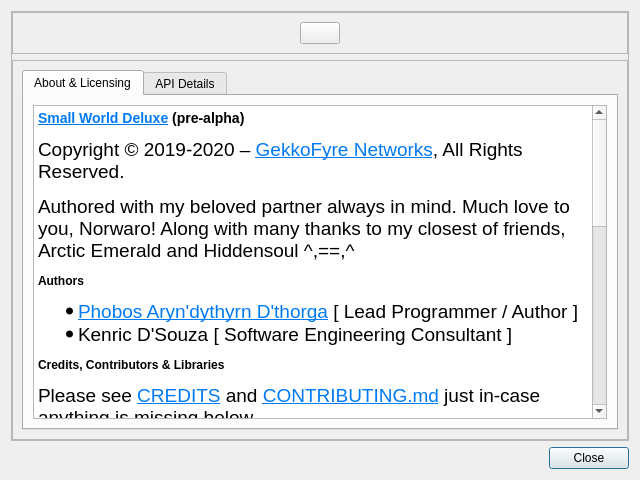
This is src/ui/aboutdialog.ui in GekkoFyre/small-world-deluxe as Qt 5 draws it before an edit. The edited form follows.
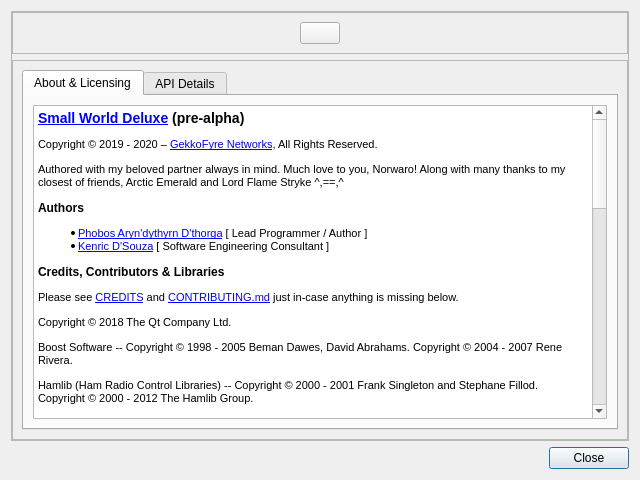
This is the edited form.

Commit message: * Done a major cleanup of the encoding and decoding classes relating to audio for Small World Deluxe. Now we can begin the re-implementation of them!

What changed in the file:
```diff
--- a/src/ui/aboutdialog.ui
+++ b/src/ui/aboutdialog.ui
@@ -123,26 +123,38 @@
                 <string>&lt;!DOCTYPE HTML PUBLIC &quot;-//W3C//DTD HTML 4.0//EN&quot; &quot;http://www.w3.org/TR/REC-html40/strict.dtd&quot;&gt;
 &lt;html&gt;&lt;head&gt;&lt;meta name=&quot;qrichtext&quot; content=&quot;1&quot; /&gt;&lt;title&gt;About&lt;/title&gt;&lt;style type=&quot;text/css&quot;&gt;
 p, li { white-space: pre-wrap; }
-&lt;/style&gt;&lt;/head&gt;&lt;body style=&quot; font-family:'Ubuntu'; font-size:14pt; font-weight:456; font-style:normal;&quot;&gt;
-&lt;h3 style=&quot; margin-top:14px; margin-bottom:12px; margin-left:0px; margin-right:0px; -qt-block-indent:0; text-indent:0px;&quot;&gt;&lt;a href=&quot;https://git.gekkofyre.io/amateur-radio/small-world-deluxe/&quot;&gt;&lt;span style=&quot; font-size:large; font-weight:600; text-decoration: underline; color:#007af4;&quot;&gt;Small World Deluxe&lt;/span&gt;&lt;/a&gt;&lt;span style=&quot; font-size:large; font-weight:600;&quot;&gt; (pre-alpha)&lt;/span&gt;&lt;/h3&gt;
-&lt;p style=&quot; margin-top:12px; margin-bottom:12px; margin-left:0px; margin-right:0px; -qt-block-indent:0; text-indent:0px;&quot;&gt;Copyright © 2019-2020 – &lt;a href=&quot;https://gekkofyre.io/&quot;&gt;&lt;span style=&quot; text-decoration: underline; color:#007af4;&quot;&gt;GekkoFyre Networks&lt;/span&gt;&lt;/a&gt;, All Rights Reserved.&lt;/p&gt;
-&lt;p style=&quot; margin-top:12px; margin-bottom:12px; margin-left:0px; margin-right:0px; -qt-block-indent:0; text-indent:0px;&quot;&gt;Authored with my beloved partner always in mind. Much love to you, Norwaro! Along with many thanks to my closest of friends, Arctic Emerald and Hiddensoul ^,==,^&lt;/p&gt;
-&lt;h4 style=&quot; margin-top:12px; margin-bottom:12px; margin-left:0px; margin-right:0px; -qt-block-indent:0; text-indent:0px;&quot;&gt;&lt;span style=&quot; font-size:medium; font-weight:600;&quot;&gt;Authors&lt;/span&gt;&lt;/h4&gt;
-&lt;ul style=&quot;margin-top: 0px; margin-bottom: 0px; margin-left: 0px; margin-right: 0px; -qt-list-indent: 1;&quot;&gt;&lt;li style=&quot; margin-top:12px; margin-bottom:0px; margin-left:0px; margin-right:0px; -qt-block-indent:0; text-indent:0px;&quot;&gt;&lt;a href=&quot;https://code.gekkofyre.io/phobos-dthorga&quot;&gt;&lt;span style=&quot; text-decoration: underline; color:#007af4;&quot;&gt;Phobos Aryn'dythyrn D'thorga&lt;/span&gt;&lt;/a&gt; [ Lead Programmer / Author ]&lt;/li&gt;
-&lt;li style=&quot; margin-top:0px; margin-bottom:12px; margin-left:0px; margin-right:0px; -qt-block-indent:0; text-indent:0px;&quot;&gt;Kenric D'Souza [ Software Engineering Consultant ] &lt;/li&gt;&lt;/ul&gt;
-&lt;h4 style=&quot; margin-top:12px; margin-bottom:12px; margin-left:0px; margin-right:0px; -qt-block-indent:0; text-indent:0px;&quot;&gt;&lt;span style=&quot; font-size:medium; font-weight:600;&quot;&gt;Credits, Contributors &amp;amp; Libraries&lt;/span&gt;&lt;/h4&gt;
-&lt;p style=&quot; margin-top:12px; margin-bottom:12px; margin-left:0px; margin-right:0px; -qt-block-indent:0; text-indent:0px;&quot;&gt;Please see &lt;a href=&quot;https://code.gekkofyre.io/amateur-radio/small-world-deluxe/-/blob/develop/CREDITS&quot;&gt;&lt;span style=&quot; text-decoration: underline; color:#007af4;&quot;&gt;CREDITS&lt;/span&gt;&lt;/a&gt; and &lt;a href=&quot;https://code.gekkofyre.io/amateur-radio/small-world-deluxe/-/blob/develop/CONTRIBUTING.md&quot;&gt;&lt;span style=&quot; text-decoration: underline; color:#007af4;&quot;&gt;CONTRIBUTING.md&lt;/span&gt;&lt;/a&gt; just in-case anything is missing below.&lt;/p&gt;
-&lt;p style=&quot; margin-top:12px; margin-bottom:12px; margin-left:0px; margin-right:0px; -qt-block-indent:0; text-indent:0px;&quot;&gt;&lt;span style=&quot; font-family:'Inconsolata';&quot;&gt;Copyright © 2018 The Qt Company Ltd.&lt;/span&gt;&lt;/p&gt;
-&lt;p style=&quot; margin-top:12px; margin-bottom:12px; margin-left:0px; margin-right:0px; -qt-block-indent:0; text-indent:0px;&quot;&gt;&lt;span style=&quot; font-family:'Inconsolata';&quot;&gt;Boost Software -- Copyright © 1998 - 2005 Beman Dawes, David Abrahams. Copyright © 2004 - 2007 Rene Rivera.&lt;/span&gt;&lt;/p&gt;
-&lt;p style=&quot; margin-top:12px; margin-bottom:12px; margin-left:0px; margin-right:0px; -qt-block-indent:0; text-indent:0px;&quot;&gt;&lt;span style=&quot; font-family:'Inconsolata';&quot;&gt;Hamlib (Ham Radio Control Libraries) -- Copyright © 2000 - 2001 Frank Singleton and Stephane Fillod. Copyright © 2000 - 2012 The Hamlib Group.&lt;/span&gt;&lt;/p&gt;
-&lt;p style=&quot; margin-top:12px; margin-bottom:12px; margin-left:0px; margin-right:0px; -qt-block-indent:0; text-indent:0px;&quot;&gt;&lt;span style=&quot; font-family:'Inconsolata';&quot;&gt;Sentry -- Copyright © 2019 Functional Software, Inc.&lt;/span&gt;&lt;/p&gt;
-&lt;p style=&quot; margin-top:12px; margin-bottom:12px; margin-left:0px; margin-right:0px; -qt-block-indent:0; text-indent:0px;&quot;&gt;&lt;span style=&quot; font-family:'Inconsolata';&quot;&gt;CMake - Cross Platform Makefile Generator -- Copyright © 2000 - 2020 Kitware, Inc. and Contributors.&lt;/span&gt;&lt;/p&gt;
-&lt;p style=&quot; margin-top:12px; margin-bottom:12px; margin-left:0px; margin-right:0px; -qt-block-indent:0; text-indent:0px;&quot;&gt;&lt;span style=&quot; font-family:'Inconsolata';&quot;&gt;SingleApplication -- Copyright © 2015 - 2020 Itay Grudev.&lt;/span&gt;&lt;/p&gt;
-&lt;p style=&quot; margin-top:12px; margin-bottom:12px; margin-left:0px; margin-right:0px; -qt-block-indent:0; text-indent:0px;&quot;&gt;&lt;span style=&quot; font-family:'Inconsolata';&quot;&gt;KissFFT -- Copyright © 2003 - 2010 Mark Borgerding . All rights reserved.&lt;/span&gt;&lt;/p&gt;
-&lt;p style=&quot; margin-top:12px; margin-bottom:12px; margin-left:0px; margin-right:0px; -qt-block-indent:0; text-indent:0px;&quot;&gt;&lt;span style=&quot; font-family:'Inconsolata';&quot;&gt;QwtWaterfallplot -- Copyright © 2019 Amine Mzoughi.&lt;/span&gt;&lt;/p&gt;
-&lt;h4 style=&quot; margin-top:12px; margin-bottom:12px; margin-left:0px; margin-right:0px; -qt-block-indent:0; text-indent:0px;&quot;&gt;&lt;span style=&quot; font-size:medium; font-weight:600;&quot;&gt;Licensing &amp;amp; Legalese&lt;/span&gt;&lt;/h4&gt;
-&lt;p style=&quot; margin-top:12px; margin-bottom:12px; margin-left:0px; margin-right:0px; -qt-block-indent:0; text-indent:0px;&quot;&gt;Please see the &lt;a href=&quot;https://code.gekkofyre.io/amateur-radio/small-world-deluxe/-/blob/develop/LICENSE&quot;&gt;&lt;span style=&quot; text-decoration: underline; color:#007af4;&quot;&gt;LICENSE&lt;/span&gt;&lt;/a&gt; file within our GitLab repository for all licensing and legal matters.&lt;/p&gt;
-&lt;p style=&quot; margin-top:12px; margin-bottom:12px; margin-left:0px; margin-right:0px; -qt-block-indent:0; text-indent:0px;&quot;&gt; &lt;/p&gt;&lt;/body&gt;&lt;/html&gt;</string>
+&lt;/style&gt;&lt;/head&gt;&lt;body style=&quot; font-family:'MS Shell Dlg 2'; font-size:7.8pt; font-weight:400; font-style:normal;&quot;&gt;
+&lt;h3 style=&quot; margin-top:14px; margin-bottom:12px; margin-left:0px; margin-right:0px; -qt-block-indent:0; text-indent:0px;&quot;&gt;&lt;a href=&quot;https://git.gekkofyre.io/amateur-radio/small-world-deluxe/&quot;&gt;&lt;span style=&quot; font-size:8pt; font-weight:600; text-decoration: underline; color:#0000ff;&quot;&gt;Small World Deluxe&lt;/span&gt;&lt;/a&gt;&lt;span style=&quot; font-size:8pt; font-weight:600;&quot;&gt; (pre-alpha)&lt;/span&gt;&lt;/h3&gt;
+&lt;p style=&quot; margin-top:12px; margin-bottom:12px; margin-left:0px; margin-right:0px; -qt-block-indent:0; text-indent:0px;&quot;&gt;&lt;span style=&quot; font-size:8pt;&quot;&gt;Copyright © 2019 - 2020 – &lt;/span&gt;&lt;a href=&quot;https://gekkofyre.io/&quot;&gt;&lt;span style=&quot; font-size:8pt; text-decoration: underline; color:#0000ff;&quot;&gt;GekkoFyre Networks&lt;/span&gt;&lt;/a&gt;&lt;span style=&quot; font-size:8pt;&quot;&gt;, All Rights Reserved.&lt;/span&gt;&lt;/p&gt;
+&lt;p style=&quot; margin-top:12px; margin-bottom:12px; margin-left:0px; margin-right:0px; -qt-block-indent:0; text-indent:0px;&quot;&gt;&lt;span style=&quot; font-size:8pt;&quot;&gt;Authored with my beloved partner always in mind. Much love to you, Norwaro! Along with many thanks to my closest of friends, Arctic Emerald and Lord Flame Stryke ^,==,^&lt;/span&gt;&lt;/p&gt;
+&lt;h4 style=&quot; margin-top:12px; margin-bottom:12px; margin-left:0px; margin-right:0px; -qt-block-indent:0; text-indent:0px;&quot;&gt;&lt;span style=&quot; font-size:8pt; font-weight:600;&quot;&gt;Authors&lt;/span&gt;&lt;/h4&gt;
+&lt;ul style=&quot;margin-top: 0px; margin-bottom: 0px; margin-left: 0px; margin-right: 0px; -qt-list-indent: 1;&quot;&gt;&lt;li style=&quot; font-size:8pt;&quot; style=&quot; margin-top:12px; margin-bottom:0px; margin-left:0px; margin-right:0px; -qt-block-indent:0; text-indent:0px;&quot;&gt;&lt;a href=&quot;https://code.gekkofyre.io/phobos-dthorga&quot;&gt;&lt;span style=&quot; text-decoration: underline; color:#0000ff;&quot;&gt;Phobos Aryn'dythyrn D'thorga&lt;/span&gt;&lt;/a&gt; [ Lead Programmer / Author ]&lt;/li&gt;
+&lt;li style=&quot; font-size:8pt;&quot; style=&quot; margin-top:0px; margin-bottom:12px; margin-left:0px; margin-right:0px; -qt-block-indent:0; text-indent:0px;&quot;&gt;&lt;a href=&quot;https://code.gekkofyre.io/azurebyte&quot;&gt;&lt;span style=&quot; text-decoration: underline; color:#0000ff;&quot;&gt;Kenric D'Souza&lt;/span&gt;&lt;/a&gt; [ Software Engineering Consultant ] &lt;/li&gt;&lt;/ul&gt;
+&lt;h4 style=&quot; margin-top:12px; margin-bottom:12px; margin-left:0px; margin-right:0px; -qt-block-indent:0; text-indent:0px;&quot;&gt;&lt;span style=&quot; font-size:8pt; font-weight:600;&quot;&gt;Credits, Contributors &amp;amp; Libraries&lt;/span&gt;&lt;/h4&gt;
+&lt;p style=&quot; margin-top:12px; margin-bottom:12px; margin-left:0px; margin-right:0px; -qt-block-indent:0; text-indent:0px;&quot;&gt;&lt;span style=&quot; font-size:8pt;&quot;&gt;Please see &lt;/span&gt;&lt;a href=&quot;https://code.gekkofyre.io/amateur-radio/small-world-deluxe/-/blob/develop/CREDITS&quot;&gt;&lt;span style=&quot; font-size:8pt; text-decoration: underline; color:#0000ff;&quot;&gt;CREDITS&lt;/span&gt;&lt;/a&gt;&lt;span style=&quot; font-size:8pt;&quot;&gt; and &lt;/span&gt;&lt;a href=&quot;https://code.gekkofyre.io/amateur-radio/small-world-deluxe/-/blob/develop/CONTRIBUTING.md&quot;&gt;&lt;span style=&quot; font-size:8pt; text-decoration: underline; color:#0000ff;&quot;&gt;CONTRIBUTING.md&lt;/span&gt;&lt;/a&gt;&lt;span style=&quot; font-size:8pt;&quot;&gt; just in-case anything is missing below.&lt;/span&gt;&lt;/p&gt;
+&lt;p style=&quot; margin-top:12px; margin-bottom:12px; margin-left:0px; margin-right:0px; -qt-block-indent:0; text-indent:0px;&quot;&gt;&lt;span style=&quot; font-family:'Courier New'; font-size:8pt;&quot;&gt;Copyright © 2018 The Qt Company Ltd.&lt;/span&gt;&lt;/p&gt;
+&lt;p style=&quot; margin-top:12px; margin-bottom:12px; margin-left:0px; margin-right:0px; -qt-block-indent:0; text-indent:0px;&quot;&gt;&lt;span style=&quot; font-family:'Courier New'; font-size:8pt;&quot;&gt;Boost Software -- Copyright © 1998 - 2005 Beman Dawes, David Abrahams. Copyright © 2004 - 2007 Rene Rivera.&lt;/span&gt;&lt;/p&gt;
+&lt;p style=&quot; margin-top:12px; margin-bottom:12px; margin-left:0px; margin-right:0px; -qt-block-indent:0; text-indent:0px;&quot;&gt;&lt;span style=&quot; font-family:'Courier New'; font-size:8pt;&quot;&gt;Hamlib (Ham Radio Control Libraries) -- Copyright © 2000 - 2001 Frank Singleton and Stephane Fillod. Copyright © 2000 - 2012 The Hamlib Group.&lt;/span&gt;&lt;/p&gt;
+&lt;p style=&quot; margin-top:12px; margin-bottom:12px; margin-left:0px; margin-right:0px; -qt-block-indent:0; text-indent:0px;&quot;&gt;&lt;span style=&quot; font-family:'Courier New'; font-size:8pt;&quot;&gt;Sentry -- Copyright © 2019 Functional Software, Inc.&lt;/span&gt;&lt;/p&gt;
+&lt;p style=&quot; margin-top:12px; margin-bottom:12px; margin-left:0px; margin-right:0px; -qt-block-indent:0; text-indent:0px;&quot;&gt;&lt;span style=&quot; font-family:'Courier New'; font-size:8pt;&quot;&gt;CMake - Cross Platform Makefile Generator -- Copyright © 2000 - 2020 Kitware, Inc. and Contributors.&lt;/span&gt;&lt;/p&gt;
+&lt;p style=&quot; margin-top:12px; margin-bottom:12px; margin-left:0px; margin-right:0px; -qt-block-indent:0; text-indent:0px;&quot;&gt;&lt;span style=&quot; font-family:'Courier New'; font-size:8pt;&quot;&gt;SingleApplication -- Copyright © 2015 - 2020 Itay Grudev.&lt;/span&gt;&lt;/p&gt;
+&lt;p style=&quot; margin-top:12px; margin-bottom:12px; margin-left:0px; margin-right:0px; -qt-block-indent:0; text-indent:0px;&quot;&gt;&lt;span style=&quot; font-family:'Courier New'; font-size:8pt;&quot;&gt;KissFFT -- Copyright © 2003 - 2010 Mark Borgerding . All rights reserved.&lt;/span&gt;&lt;/p&gt;
+&lt;p style=&quot; margin-top:12px; margin-bottom:12px; margin-left:0px; margin-right:0px; -qt-block-indent:0; text-indent:0px;&quot;&gt;&lt;span style=&quot; font-family:'Courier New'; font-size:8pt;&quot;&gt;QwtWaterfallplot -- Copyright © 2019 Amine Mzoughi.&lt;/span&gt;&lt;/p&gt;
+&lt;hr /&gt;
+&lt;p style=&quot; margin-top:12px; margin-bottom:12px; margin-left:0px; margin-right:0px; -qt-block-indent:0; text-indent:0px;&quot;&gt;&lt;span style=&quot; font-family:'Courier New'; font-size:8pt;&quot;&gt;Opus -- Copyright © 2001 - 2011 Xiph.Org, Skype Limited, Octasic, Jean-Marc Valin, Timothy B. Terriberry, CSIRO, Gregory Maxwell, Mark Borgerding, Erik de Castro Lopo.&lt;/span&gt;&lt;/p&gt;
+&lt;p style=&quot; margin-top:12px; margin-bottom:12px; margin-left:40px; margin-right:40px; -qt-block-indent:0; text-indent:0px;&quot;&gt;&lt;span style=&quot; font-size:8pt;&quot;&gt;Redistribution and use in source and binary forms, with or without modification, are permitted provided that the following conditions are met:&lt;/span&gt;&lt;/p&gt;
+&lt;ul style=&quot;margin-top: 0px; margin-bottom: 0px; margin-left: 0px; margin-right: 0px; -qt-list-indent: 1;&quot;&gt;&lt;li style=&quot; font-size:8pt;&quot; style=&quot; margin-top:12px; margin-bottom:0px; margin-left:40px; margin-right:40px; -qt-block-indent:0; text-indent:0px;&quot;&gt;Redistributions of source code must retain the above copyright notice, this list of conditions and the following disclaimer.&lt;/li&gt;
+&lt;li style=&quot; font-size:8pt;&quot; style=&quot; margin-top:0px; margin-bottom:0px; margin-left:40px; margin-right:40px; -qt-block-indent:0; text-indent:0px;&quot;&gt;Redistributions in binary form must reproduce the above copyright notice, this list of conditions and the following disclaimer in the documentation and/or other materials provided with the distribution.&lt;/li&gt;
+&lt;li style=&quot; font-size:8pt;&quot; style=&quot; margin-top:0px; margin-bottom:12px; margin-left:40px; margin-right:40px; -qt-block-indent:0; text-indent:0px;&quot;&gt;Neither the name of Internet Society, IETF or IETF Trust, nor the names of specific contributors, may be used to endorse or promote products derived from this software without specific prior written permission. &lt;/li&gt;&lt;/ul&gt;
+&lt;p style=&quot; margin-top:12px; margin-bottom:12px; margin-left:40px; margin-right:40px; -qt-block-indent:0; text-indent:0px;&quot;&gt;&lt;span style=&quot; font-family:'Courier New'; font-size:8pt;&quot;&gt;THIS SOFTWARE IS PROVIDED BY THE COPYRIGHT HOLDERS AND CONTRIBUTORS ``AS IS'' AND ANY EXPRESS OR IMPLIED WARRANTIES, INCLUDING, BUT NOT LIMITED TO, THE IMPLIED WARRANTIES OF MERCHANTABILITY AND FITNESS FOR A PARTICULAR PURPOSE ARE DISCLAIMED. IN NO EVENT SHALL THE COPYRIGHT OWNER OR CONTRIBUTORS BE LIABLE FOR ANY DIRECT, INDIRECT, INCIDENTAL, SPECIAL, EXEMPLARY, OR CONSEQUENTIAL DAMAGES (INCLUDING, BUT NOT LIMITED TO, PROCUREMENT OF SUBSTITUTE GOODS OR SERVICES; LOSS OF USE, DATA, OR PROFITS; OR BUSINESS INTERRUPTION) HOWEVER CAUSED AND ON ANY THEORY OF LIABILITY, WHETHER IN CONTRACT, STRICT LIABILITY, OR TORT (INCLUDING NEGLIGENCE OR OTHERWISE) ARISING IN ANY WAY OUT OF THE USE OF THIS SOFTWARE, EVEN IF ADVISED OF THE POSSIBILITY OF SUCH DAMAGE.&lt;/span&gt;&lt;/p&gt;
+&lt;p style=&quot; margin-top:12px; margin-bottom:12px; margin-left:40px; margin-right:40px; -qt-block-indent:0; text-indent:0px;&quot;&gt;&lt;span style=&quot; font-size:8pt;&quot;&gt;Opus is subject to the royalty-free patent licenses which are specified at:&lt;/span&gt;&lt;/p&gt;
+&lt;p style=&quot; margin-top:12px; margin-bottom:12px; margin-left:40px; margin-right:40px; -qt-block-indent:0; text-indent:0px;&quot;&gt;&lt;span style=&quot; font-size:8pt;&quot;&gt;Xiph.Org Foundation: &lt;/span&gt;&lt;a href=&quot;https://datatracker.ietf.org/ipr/1524/&quot;&gt;&lt;span style=&quot; font-size:8pt; text-decoration: underline; color:#0000ff;&quot;&gt;https://datatracker.ietf.org/ipr/1524/&lt;/span&gt;&lt;/a&gt;&lt;/p&gt;
+&lt;p style=&quot; margin-top:12px; margin-bottom:12px; margin-left:40px; margin-right:40px; -qt-block-indent:0; text-indent:0px;&quot;&gt;&lt;span style=&quot; font-size:8pt;&quot;&gt;Microsoft Corporation: &lt;/span&gt;&lt;a href=&quot;https://datatracker.ietf.org/ipr/1914/&quot;&gt;&lt;span style=&quot; font-size:8pt; text-decoration: underline; color:#0000ff;&quot;&gt;https://datatracker.ietf.org/ipr/1914/&lt;/span&gt;&lt;/a&gt;&lt;/p&gt;
+&lt;p style=&quot; margin-top:12px; margin-bottom:12px; margin-left:40px; margin-right:40px; -qt-block-indent:0; text-indent:0px;&quot;&gt;&lt;span style=&quot; font-size:8pt;&quot;&gt;Broadcom Corporation: &lt;/span&gt;&lt;a href=&quot;https://datatracker.ietf.org/ipr/1526/&quot;&gt;&lt;span style=&quot; font-size:8pt; text-decoration: underline; color:#0000ff;&quot;&gt;https://datatracker.ietf.org/ipr/1526/&lt;/span&gt;&lt;/a&gt;&lt;/p&gt;
+&lt;hr /&gt;
+&lt;h4 style=&quot; margin-top:12px; margin-bottom:12px; margin-left:0px; margin-right:0px; -qt-block-indent:0; text-indent:0px;&quot;&gt;&lt;span style=&quot; font-size:8pt; font-weight:600;&quot;&gt;Licensing &amp;amp; Legalese&lt;/span&gt;&lt;/h4&gt;
+&lt;p style=&quot; margin-top:12px; margin-bottom:12px; margin-left:0px; margin-right:0px; -qt-block-indent:0; text-indent:0px;&quot;&gt;&lt;span style=&quot; font-size:8pt;&quot;&gt;Please see the &lt;/span&gt;&lt;a href=&quot;https://code.gekkofyre.io/amateur-radio/small-world-deluxe/-/blob/develop/LICENSE&quot;&gt;&lt;span style=&quot; font-size:8pt; text-decoration: underline; color:#0000ff;&quot;&gt;LICENSE&lt;/span&gt;&lt;/a&gt;&lt;span style=&quot; font-size:8pt;&quot;&gt; file within our GitLab repository for all licensing and legal matters.&lt;/span&gt;&lt;/p&gt;
+&lt;p style=&quot; margin-top:12px; margin-bottom:12px; margin-left:0px; margin-right:0px; -qt-block-indent:0; text-indent:0px;&quot;&gt;&lt;span style=&quot; font-size:8pt;&quot;&gt; &lt;/span&gt;&lt;/p&gt;&lt;/body&gt;&lt;/html&gt;</string>
                </property>
                <property name="textInteractionFlags">
                 <set>Qt::LinksAccessibleByKeyboard|Qt::LinksAccessibleByMouse|Qt::TextBrowserInteraction|Qt::TextSelectableByKeyboard|Qt::TextSelectableByMouse</set>
```
The commit also changes 10 other files.
